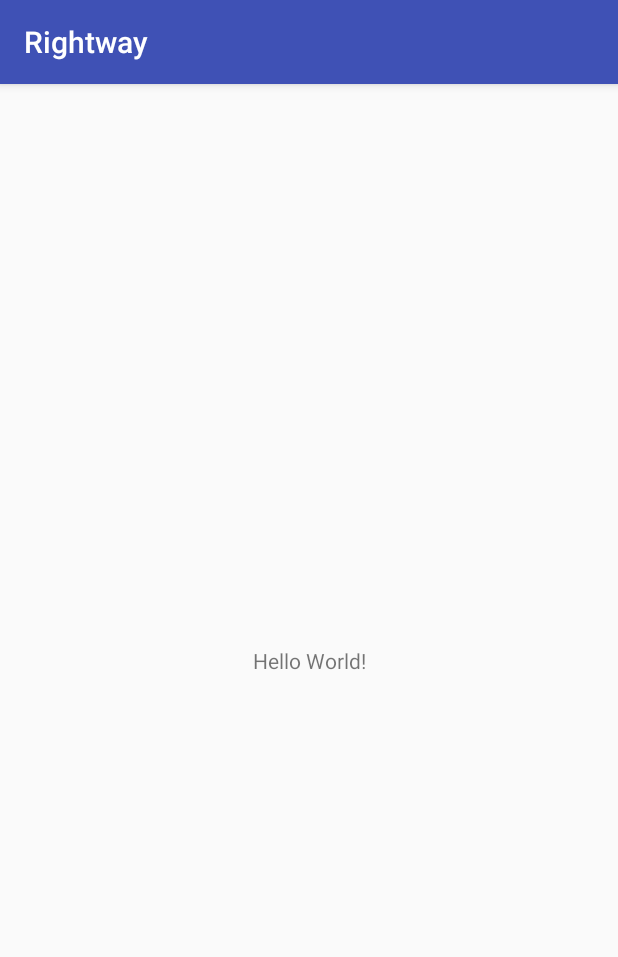
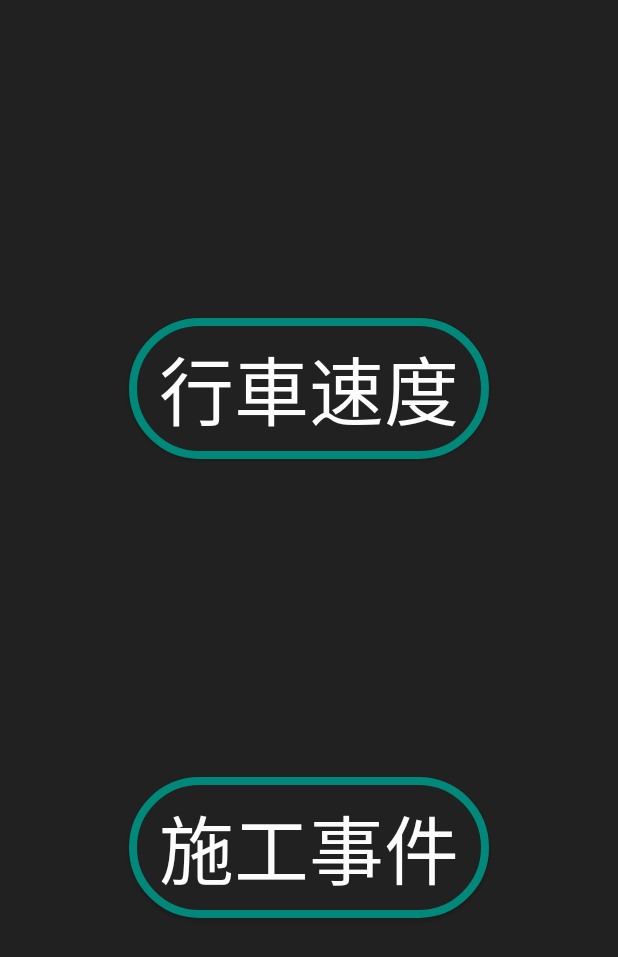
Before and after one commit to ALiao1432/Rightway, an Android app: the screen it shows after launch (MainActivity), on a phone screen of 412 x 824 dp. Shown: the top 957 px of the screen. Run offline under Robolectric (Android 15) with nearby library versions, the phone set to English and light mode, and no system bars.

Commit message:
add button in MainActivity

```diff
--- a/app/src/main/java/com/study/ian/rightway/MainActivity.java
+++ b/app/src/main/java/com/study/ian/rightway/MainActivity.java
@@ -1,7 +1,10 @@
 package com.study.ian.rightway;
 
+import android.graphics.Color;
 import android.support.v7.app.AppCompatActivity;
 import android.os.Bundle;
+import android.view.Window;
+import android.view.WindowManager;
 
 public class MainActivity extends AppCompatActivity {
 
@@ -9,5 +12,14 @@ public class MainActivity extends AppCompatActivity {
     protected void onCreate(Bundle savedInstanceState) {
         super.onCreate(savedInstanceState);
         setContentView(R.layout.activity_main);
+
+        setStatusBarColor(Color.parseColor("#212121"));
+    }
+
+    private void setStatusBarColor(int statusBarColor) {
+        Window window = getWindow();
+        window.clearFlags(WindowManager.LayoutParams.FLAG_TRANSLUCENT_STATUS);
+        window.addFlags(WindowManager.LayoutParams.FLAG_DRAWS_SYSTEM_BAR_BACKGROUNDS);
+        window.setStatusBarColor(statusBarColor);
     }
 }
--- /dev/null
+++ b/app/src/main/res/drawable/btn_shape.xml
@@ -0,0 +1,18 @@
+<?xml version="1.0" encoding="utf-8"?>
+<shape xmlns:android="http://schemas.android.com/apk/res/android"
+    android:shape="rectangle">
+
+    <solid android:color="#212121" />
+
+    <stroke
+        android:width="5dp"
+        android:color="#00897b" />
+
+    <corners android:radius="75dp" />
+
+    <padding
+        android:bottom="10dp"
+        android:left="20dp"
+        android:right="20dp"
+        android:top="10dp" />
+</shape>
--- a/app/src/main/res/layout/activity_main.xml
+++ b/app/src/main/res/layout/activity_main.xml
@@ -4,15 +4,40 @@
     xmlns:tools="http://schemas.android.com/tools"
     android:layout_width="match_parent"
     android:layout_height="match_parent"
-    tools:context=".MainActivity">
+    android:background="#212121"
+    tools:context=".MainActivity"
+    tools:layout_editor_absoluteY="25dp">
 
-    <TextView
+
+    <Button
+        android:id="@+id/btnHighwaySpeed"
         android:layout_width="wrap_content"
         android:layout_height="wrap_content"
-        android:text="Hello World!"
-        app:layout_constraintBottom_toBottomOf="parent"
-        app:layout_constraintLeft_toLeftOf="parent"
-        app:layout_constraintRight_toRightOf="parent"
+        android:background="@drawable/btn_shape"
+        android:foreground="?attr/selectableItemBackground"
+        android:text="@string/highway_speed"
+        android:textSize="50sp"
+        android:textColor="#fcfcfc"
+        app:layout_constraintBottom_toTopOf="@+id/btnHighwayEvent"
+        app:layout_constraintEnd_toEndOf="parent"
+        app:layout_constraintHorizontal_bias="0.5"
+        app:layout_constraintStart_toStartOf="parent"
         app:layout_constraintTop_toTopOf="parent" />
 
+    <Button
+        android:id="@+id/btnHighwayEvent"
+        android:layout_width="wrap_content"
+        android:layout_height="wrap_content"
+        android:background="@drawable/btn_shape"
+        android:foreground="?attr/selectableItemBackground"
+        android:text="@string/highway_event"
+        android:textSize="50sp"
+        android:textColor="#fcfcfc"
+        app:layout_constraintBottom_toBottomOf="parent"
+        app:layout_constraintEnd_toEndOf="parent"
+        app:layout_constraintHorizontal_bias="0.5"
+        app:layout_constraintStart_toStartOf="parent"
+        app:layout_constraintTop_toBottomOf="@+id/btnHighwaySpeed" />
+
+
 </android.support.constraint.ConstraintLayout>
--- a/app/src/main/res/values/strings.xml
+++ b/app/src/main/res/values/strings.xml
@@ -1,3 +1,5 @@
 <resources>
     <string name="app_name">Rightway</string>
+    <string name="highway_speed">行車速度</string>
+    <string name="highway_event">施工事件</string>
 </resources>
--- a/app/src/main/res/values/styles.xml
+++ b/app/src/main/res/values/styles.xml
@@ -1,7 +1,7 @@
 <resources>
 
     <!-- Base application theme. -->
-    <style name="AppTheme" parent="Theme.AppCompat.Light.DarkActionBar">
+    <style name="AppTheme" parent="Theme.AppCompat.Light.NoActionBar">
         <!-- Customize your theme here. -->
         <item name="colorPrimary">@color/colorPrimary</item>
         <item name="colorPrimaryDark">@color/colorPrimaryDark</item>
```
